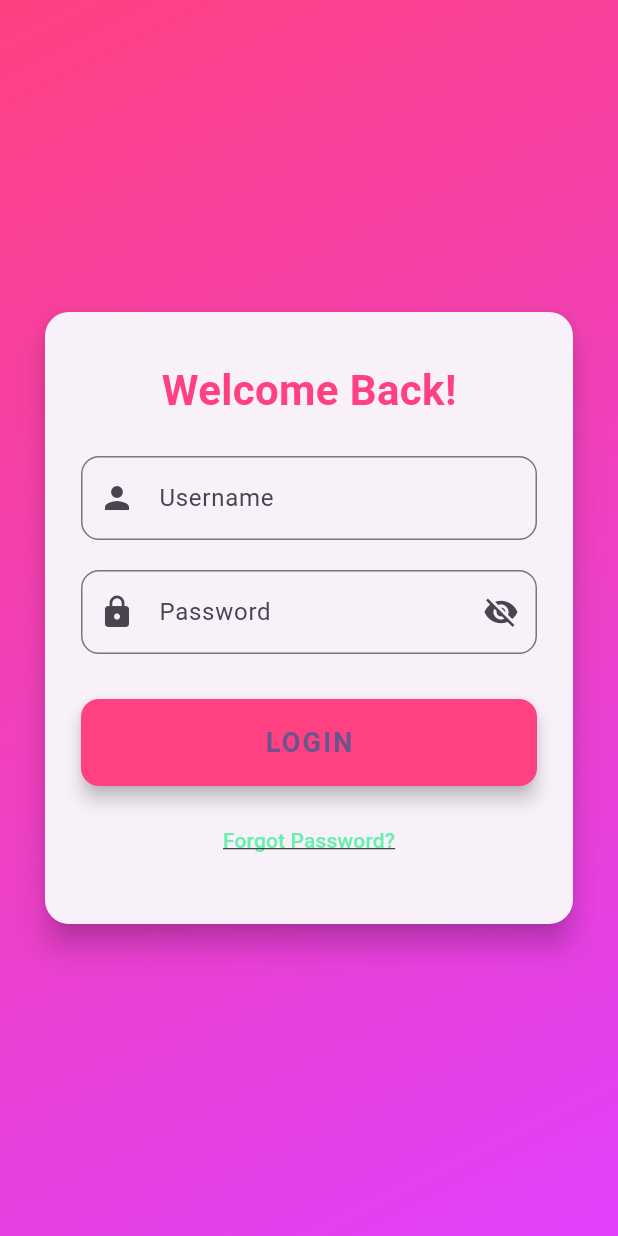
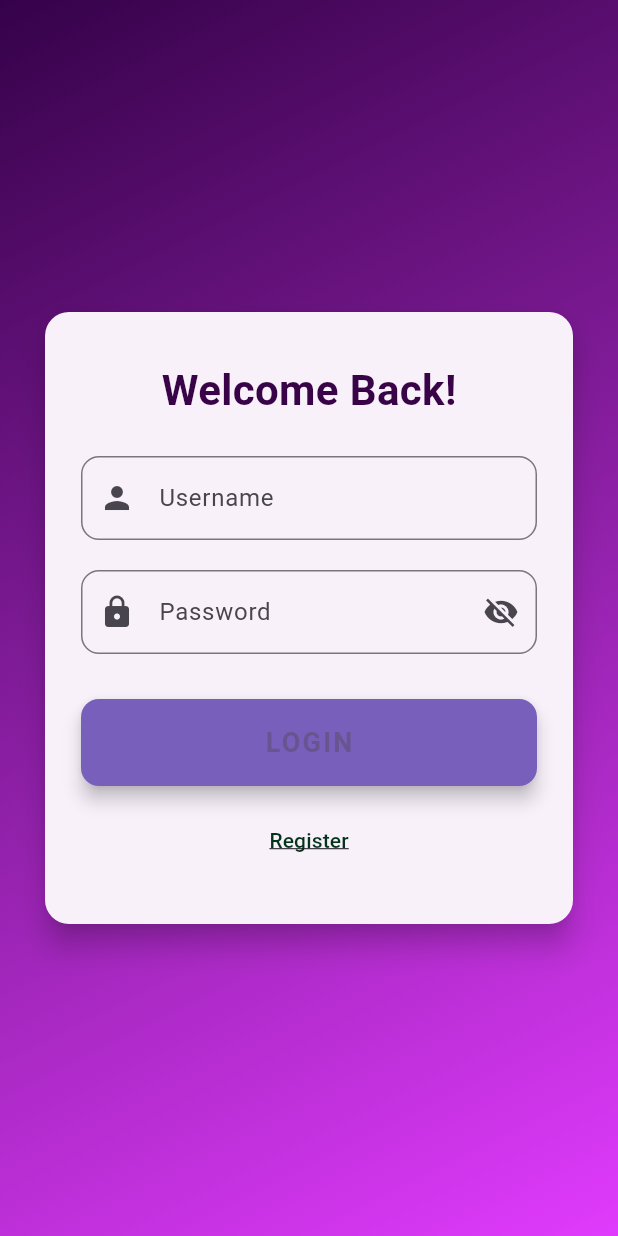
Before and after one commit to roaddamage1-cloud/roadsafetyapp, a Flutter app: the Loginscreen screen opened directly, on a phone screen of 412 x 824 dp. Run offline on Flutter 3.47's test engine with Material 3 defaults, Android fonts, the phone set to English and light mode, and no system bars.

Commit message:
12-11-2025

```diff
--- a/lib/homescreen.dart
+++ b/lib/homescreen.dart
@@ -7,6 +7,7 @@ import 'package:roadsafetyapp/alert.dart';
 import 'package:roadsafetyapp/feedback.dart';
 import 'package:roadsafetyapp/viewcontacts.dart';
 import 'package:roadsafetyapp/viewreports.dart';
+
 
 
 
--- a/lib/login.dart
+++ b/lib/login.dart
@@ -1,4 +1,6 @@
 import 'package:flutter/material.dart';
+import 'package:roadsafetyapp/homescreen.dart';
+import 'package:roadsafetyapp/register.dart';
 
 class Loginscreen extends StatefulWidget {
   const Loginscreen({super.key});
@@ -17,7 +19,7 @@ class _LoginscreenState extends State<Loginscreen> {
       body: Container(
         decoration: const BoxDecoration(
           gradient: LinearGradient(
-            colors: [Colors.pinkAccent, Colors.purpleAccent],
+            colors: [Color.fromARGB(255, 53, 2, 73), Color.fromARGB(255, 224, 59, 253)],
             begin: Alignment.topLeft,
             end: Alignment.bottomRight,
           ),
@@ -42,7 +44,7 @@ class _LoginscreenState extends State<Loginscreen> {
                       style: TextStyle(
                         fontSize: 28,
                         fontWeight: FontWeight.bold,
-                        color: Colors.pinkAccent,
+                        color: Color.fromARGB(255, 57, 4, 71),
                       ),
                     ),
                     const SizedBox(height: 24),
@@ -86,7 +88,7 @@ class _LoginscreenState extends State<Loginscreen> {
                           // TODO: Implement login logic
                         },
                         style: ElevatedButton.styleFrom(
-                          backgroundColor: Colors.pinkAccent,
+                          backgroundColor: const Color.fromARGB(255, 120, 95, 188),
                           padding: const EdgeInsets.symmetric(vertical: 16),
                           shape: RoundedRectangleBorder(
                             borderRadius: BorderRadius.circular(12),
@@ -106,12 +108,16 @@ class _LoginscreenState extends State<Loginscreen> {
                     const SizedBox(height: 12),
                     TextButton(
                       onPressed: () {
+                         Navigator.push(
+              context,
+              MaterialPageRoute(builder: (context) => Register()),
+            );
                         // TODO: Add forgot password functionality
                       },
                       child: const Text(
-                        "Forgot Password?",
+                        "Register",
                         style: TextStyle(
-                          color: Colors.greenAccent,
+                          color: Color.fromARGB(255, 4, 51, 28),
                           decoration: TextDecoration.underline,
                         ),
                       ),
--- a/lib/main.dart
+++ b/lib/main.dart
@@ -40,7 +40,7 @@ class MyApp extends StatelessWidget {
         // tested with just a hot reload.
         colorScheme: ColorScheme.fromSeed(seedColor: Colors.deepPurple),
       ),
-      home:HomeScreen()
+      home:Loginscreen()
     );
   }
 }
```
Also changed, not shown: lib/register.dart (+15 -17 lines).
